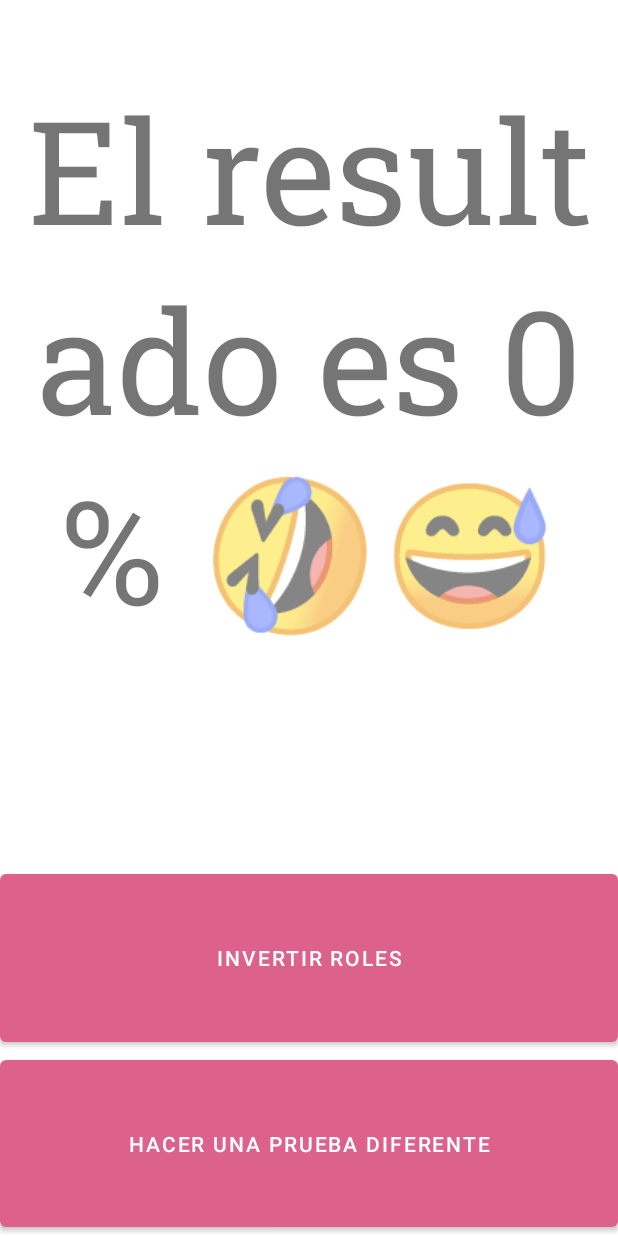
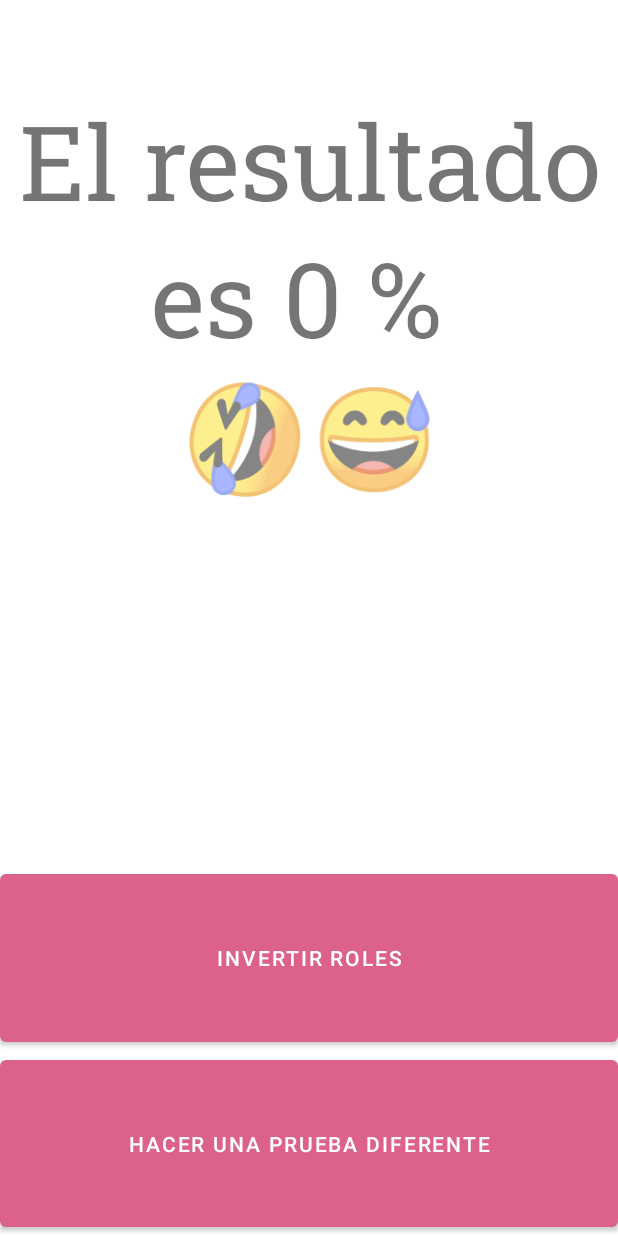
Before and after one commit to nestor1989/Juego-para-parejas, an Android app: the Respuestas screen opened directly, with no data from a screen before it, on a phone screen of 412 x 824 dp. Run offline under Robolectric (Android 15) with nearby library versions, the phone set to English and light mode, and no system bars; our stand-ins replace AdMob; Roboto replaces fonts that are not available here.

Commit message:
incluyo AdMob agrego Intestitial mejoro ui

```diff
--- a/app/build.gradle
+++ b/app/build.gradle
@@ -14,8 +14,8 @@ android {
         applicationId "com.idea3d.juegoparaparejas"
         minSdkVersion 23
         targetSdkVersion 30
-        versionCode 4
-        versionName "1.4"
+        versionCode 5
+        versionName "1.5"
 
         testInstrumentationRunner "androidx.test.runner.AndroidJUnitRunner"
     }
--- a/app/src/main/java/com/idea3d/juegoparaparejas/Respuestas.kt
+++ b/app/src/main/java/com/idea3d/juegoparaparejas/Respuestas.kt
@@ -23,7 +23,7 @@ class Respuestas : AppCompatActivity() {
         val promedio = intent.getDoubleExtra("promedio", 0.0)
         val prueba= intent.getIntExtra("prueba", 0)
 
-        binding.textResult.text= "El resultado es ${promedio.toInt()} % 🤣😅"
+        binding.textResult.text= "El resultado es ${promedio.toInt()} % \n🤣😅"
 
         fun roles(){
 
--- a/app/src/main/java/com/idea3d/juegoparaparejas/doceRespuestas.kt
+++ b/app/src/main/java/com/idea3d/juegoparaparejas/doceRespuestas.kt
@@ -1561,6 +1561,7 @@ class doceRespuestas : AppCompatActivity() {
                         binding.contView.text = "Pregunta $i/12"
                     }
                 }
+
         }
 
 
--- a/app/src/main/res/layout/activity_jugador_dos.xml
+++ b/app/src/main/res/layout/activity_jugador_dos.xml
@@ -26,6 +26,7 @@
         android:id="@+id/turnoView"
         android:layout_width="0dp"
         android:layout_height="0dp"
+        android:fontFamily="@font/roboto_slab"
         android:gravity="center_horizontal|center_vertical"
         android:text="NADA"
         android:textAlignment="center"
--- a/app/src/main/res/layout/activity_main.xml
+++ b/app/src/main/res/layout/activity_main.xml
@@ -53,9 +53,10 @@
         android:layout_width="wrap_content"
         android:layout_height="wrap_content"
         android:fontFamily="@font/roboto_slab"
+        android:paddingTop="10sp"
         android:text="¿Realmente me conoces?"
         android:textAlignment="center"
-        android:textSize="34sp"
+        android:textSize="28sp"
         app:layout_constraintBottom_toTopOf="@+id/guideline2"
         app:layout_constraintEnd_toEndOf="parent"
         app:layout_constraintStart_toStartOf="parent"
--- a/app/src/main/res/layout/activity_respuestas.xml
+++ b/app/src/main/res/layout/activity_respuestas.xml
@@ -13,9 +13,11 @@
         android:layout_height="wrap_content"
         android:fontFamily="@font/roboto_slab"
         android:gravity="center"
-        android:text="TextView"
+        android:paddingLeft="10sp"
+        android:paddingRight="10sp"
+        android:text="El resultado es 100% \n🤣😂"
         android:textAlignment="gravity"
-        android:textSize="96sp"
+        android:textSize="69sp"
         app:layout_constraintBottom_toBottomOf="parent"
         app:layout_constraintEnd_toEndOf="parent"
         app:layout_constraintHorizontal_bias="0.476"
--- a/app/src/main/res/layout/activity_second.xml
+++ b/app/src/main/res/layout/activity_second.xml
@@ -15,7 +15,7 @@
         android:fontFamily="@font/roboto_slab"
         android:text="ELIGE EL MODO DEL JUEGO"
         android:textColor="#FDDD618B"
-        android:textSize="30sp"
+        android:textSize="26sp"
         android:textStyle="bold"
         app:layout_constraintBottom_toTopOf="@+id/guideline26"
         app:layout_constraintEnd_toEndOf="parent"
```
Lines whose indentation alone changed are shown as unchanged.
